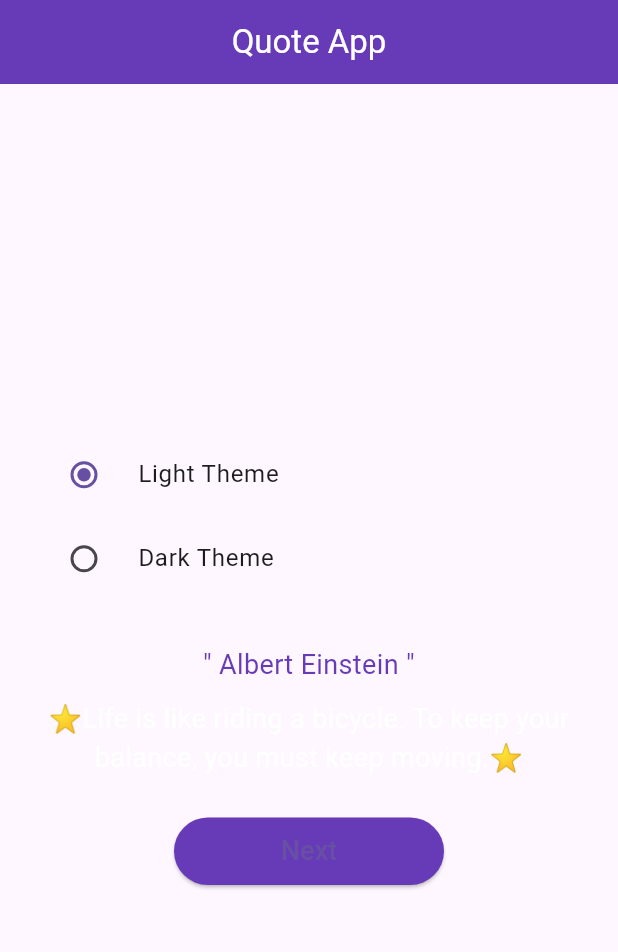
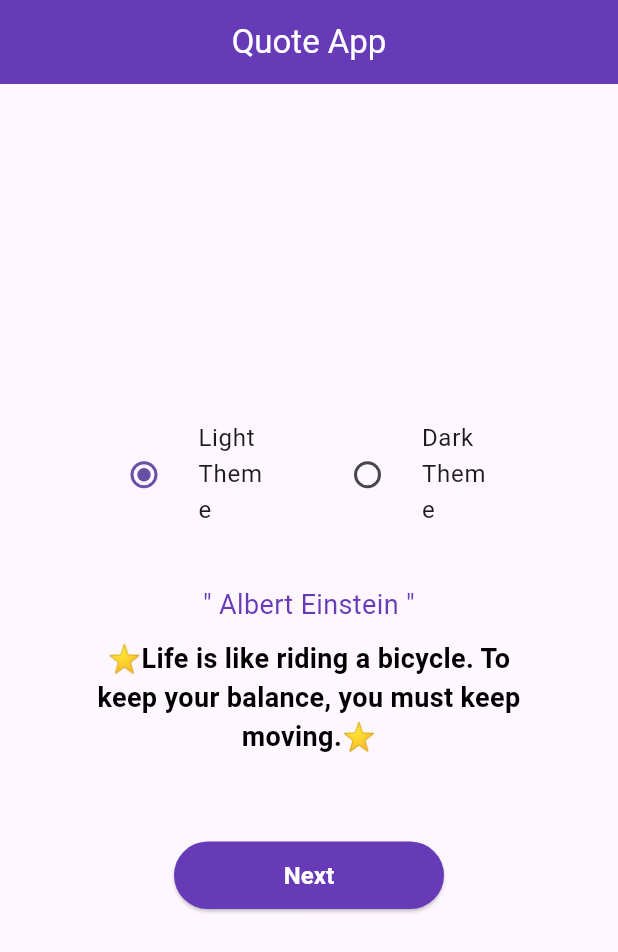
Before and after one commit to MEhsan1237/Apexify_Technologys_Task_2, a Flutter app: the screen it shows after launch, on a phone screen of 412 x 824 dp. Shown: the top 952 px of the screen. Run offline on Flutter 3.47's test engine with Material 3 defaults, Android fonts, the phone set to English and light mode, and no system bars; our stand-ins replace flutter_spinkit, get.

Commit message:
upload changes all

```diff
--- a/lib/get/get_class.dart
+++ b/lib/get/get_class.dart
@@ -9,6 +9,7 @@ class QuotesController extends GetxController {
   RxBool isDark = false.obs;
   RxInt selectedOption = 1.obs; // 1 = light, 2 = dark
 
+
   void toggleThemeFromRadio(int val) {
     selectedOption.value = val;
     isDark.value = val == 2; // 2 = dark theme
@@ -19,6 +20,7 @@ class QuotesController extends GetxController {
       Get.changeTheme(ThemeData.light());
     }
   }
+
 
   List<Map<String,String>> allQuotes = [
     {
--- a/lib/screen/home_screen.dart
+++ b/lib/screen/home_screen.dart
@@ -21,25 +21,35 @@ class HomeScreen extends StatelessWidget {
       ),
 
       body: Padding(
-        padding: EdgeInsets.all(20),
+        padding: EdgeInsets.symmetric(horizontal: 60),
 
         child: Column(
           mainAxisAlignment: MainAxisAlignment.center,
           children: [
             Obx(() {
-              return Column(
+              return Row(
                 children: [
-                  RadioListTile<int>(
+                  Expanded(
+                    child: RadioListTile<int>(
                       title: Text("Light Theme"),
+                      shape: StadiumBorder(),
+
                       value: 1,
                       groupValue: controller.selectedOption.value,
                       onChanged: (val) => controller.toggleThemeFromRadio(val!),
                     ),
-                  RadioListTile<int>(
+                  ),
+                  SizedBox(width: 6,),
+                  Expanded(
+                    child: RadioListTile<int>(
+
                       title: Text("Dark Theme"),
+                      shape: StadiumBorder(),
+
                       value: 2,
                       groupValue: controller.selectedOption.value,
                       onChanged: (val) => controller.toggleThemeFromRadio(val!),
+                    ),
                   ),
                 ],
               );
@@ -73,10 +83,10 @@ class HomeScreen extends StatelessWidget {
                     Text(
                       quote,
                       textAlign: TextAlign.center,
-                      style: TextStyle(color: Colors.white, fontSize: 18),
+                      style:  controller.isDark.value?TextStyle(color: Colors.white,fontSize: 18,fontWeight: FontWeight.w600):TextStyle(color: Colors.black,fontSize: 18,fontWeight: FontWeight.w600)
                     ),
 
-                    SizedBox(height: 25),
+                    SizedBox(height: 55),
 
                     ElevatedButton(
                       onPressed: controller.setQuotesFun,
@@ -87,7 +97,7 @@ class HomeScreen extends StatelessWidget {
                           borderRadius: BorderRadius.circular(25),
                         ),
                       ),
-                      child: Text("Next", style: TextStyle(fontSize: 18)),
+                      child: Text("Next",  style:  TextStyle(color: Colors.white,fontWeight: FontWeight.w600,fontSize: 16)),
                     ),
                   ],
                 ),
```
Also changed, not shown: lib/main.dart (+6 -2 lines). Lines whose indentation alone changed are shown as unchanged.
